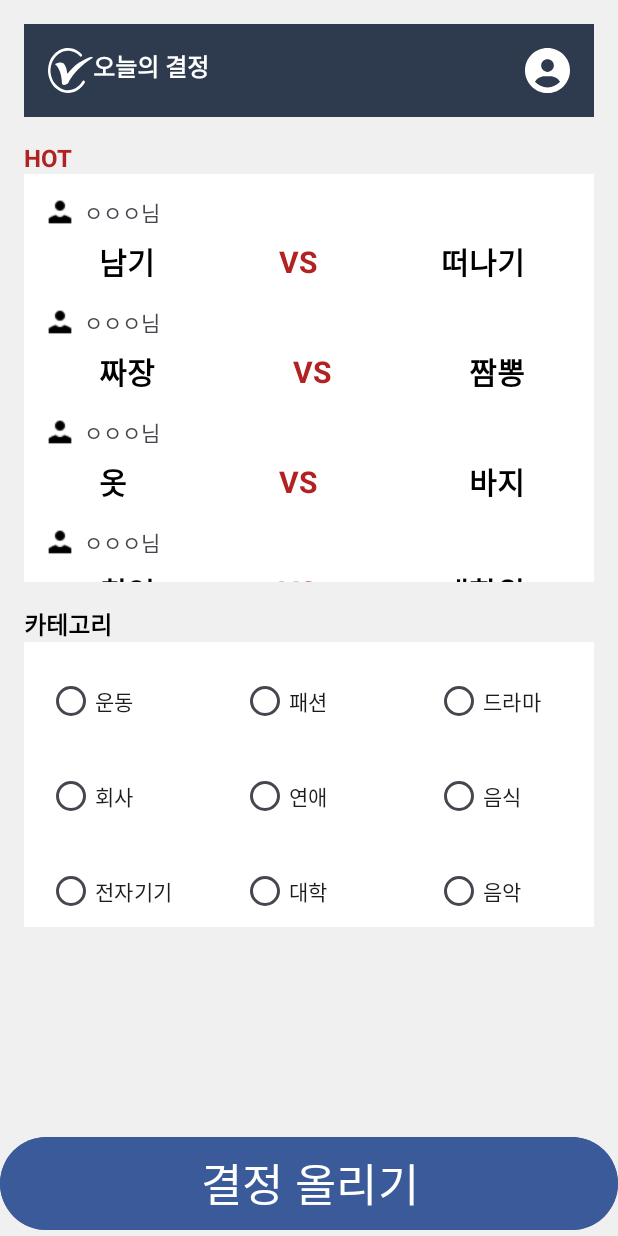
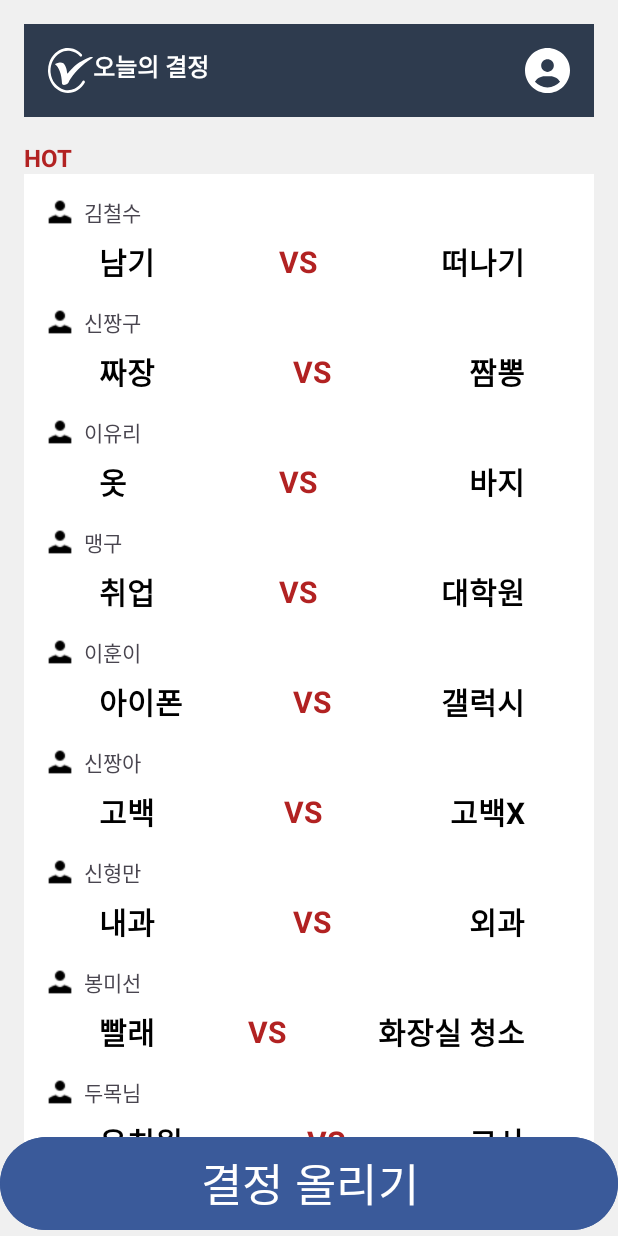
Before and after one commit to Judonguk/TodayChoice, an Android app: the screen it shows after launch (MainActivity), on a phone screen of 412 x 824 dp. Run offline under Robolectric (Android 15) with nearby library versions, the phone set to English and light mode, and no system bars.

Commit message:
메인UI변경

```diff
--- a/app/src/main/java/com/example/myapplication/UsersAdapter.kt
+++ b/app/src/main/java/com/example/myapplication/UsersAdapter.kt
@@ -62,6 +62,7 @@ class UsersAdapter(private var users: List<User>,
         //사용자 선택 텍스트 설정
 
         private fun ListUsersBinding.setChoices(user: User) {
+            txtName.text = user.name
             firstChoice.text = user.first_Choice
             secondChoice.text = user.second_Choice
         }
--- a/app/src/main/java/com/example/myapplication/viewmodel/HotViewModel.kt
+++ b/app/src/main/java/com/example/myapplication/viewmodel/HotViewModel.kt
@@ -14,12 +14,15 @@ class HotViewModel : ViewModel() {
     // User 목록 관리 (초기값 설정)
     private val _users = MutableLiveData<List<User>>().apply {
         value = listOf(
-            User("ㅇㅇㅇ님", "남기", "떠나기"),
-            User("ㅁㅁㅁ님", "짜장", "짬뽕"),
-            User("ㅂㅂㅂ님", "옷", "바지"),
-            User("ㅅㅅㅅ님", "취업", "대학원"),
-            User("ㅋㅋㅋ님", "아이폰", "갤럭시"),
-            User("ㅈㅈㅈ님", "고백", "고백X")
+            User("김철수", "남기", "떠나기"),
+            User("신짱구", "짜장", "짬뽕"),
+            User("이유리", "옷", "바지"),
+            User("맹구", "취업", "대학원"),
+            User("이훈이", "아이폰", "갤럭시"),
+            User("신짱아", "고백", "고백X"),
+            User("신형만", "내과", "외과"),
+            User("봉미선", "빨래", "화장실 청소"),
+        User("두목님", "유치원", "교사"),
         )
     }
     val users: LiveData<List<User>>
--- a/app/src/main/res/layout/fragment_mainpage.xml
+++ b/app/src/main/res/layout/fragment_mainpage.xml
@@ -66,123 +66,16 @@
         <FrameLayout
             android:id="@+id/User_list"
             android:layout_width="match_parent"
-            android:layout_height="272dp" >
+            android:layout_height="693dp">
 
             <androidx.recyclerview.widget.RecyclerView
                 android:id="@+id/rec_users"
                 android:layout_width="match_parent"
-                android:layout_height="match_parent"
+                android:layout_height="690dp"
                 android:background="#FFFFFF" />
         </FrameLayout>
 
         <!-- 카테고리 선택 -->
-        <TextView
-            android:layout_width="wrap_content"
-            android:layout_height="wrap_content"
-            android:layout_marginTop="16dp"
-            android:text="@string/category"
-            android:textColor="#000000"
-            android:textSize="16sp"
-            android:textStyle="bold" />
-
-        <RadioGroup
-            android:layout_width="match_parent"
-            android:layout_height="wrap_content"
-            android:background="#FFFFFF"
-            android:orientation="horizontal">
-
-            <TableLayout
-                android:layout_width="match_parent"
-                android:layout_height="wrap_content">
-
-                <TableRow
-                    android:layout_width="match_parent"
-                    android:layout_height="match_parent">
-
-                    <RadioButton
-                        android:layout_width="41dp"
-                        android:layout_height="wrap_content"
-                        android:layout_marginStart="15dp"
-                        android:layout_marginTop="15dp"
-                        android:layout_marginEnd="30dp"
-                        android:text="@string/category_exercise" />
-
-                    <RadioButton
-                        android:layout_width="84dp"
-                        android:layout_height="wrap_content"
-                        android:layout_marginStart="15dp"
-                        android:layout_marginTop="15dp"
-                        android:layout_marginEnd="30dp"
-                        android:text="@string/category_fashion" />
-
-                    <RadioButton
-                        android:layout_width="82dp"
-                        android:layout_height="wrap_content"
-                        android:layout_marginStart="15dp"
-                        android:layout_marginTop="15dp"
-                        android:layout_marginEnd="30dp"
-                        android:text="@string/category_drama" />
-                </TableRow>
-
-                <TableRow
-                    android:layout_width="match_parent"
-                    android:layout_height="match_parent">
-
-                    <RadioButton
-                        android:layout_width="wrap_content"
-                        android:layout_height="wrap_content"
-                        android:layout_marginStart="15dp"
-                        android:layout_marginTop="15dp"
-                        android:layout_marginEnd="30dp"
-                        android:text="@string/category_company" />
-
-                    <RadioButton
-                        android:layout_width="wrap_content"
-                        android:layout_height="wrap_content"
-                        android:layout_marginStart="15dp"
-                        android:layout_marginTop="15dp"
-                        android:layout_marginEnd="30dp"
-                        android:text="@string/category_dating" />
-
-                    <RadioButton
-                        android:layout_width="wrap_content"
-                        android:layout_height="wrap_content"
-                        android:layout_marginStart="15dp"
-                        android:layout_marginTop="15dp"
-                        android:layout_marginEnd="30dp"
-                        android:text="@string/category_food" />
-                </TableRow>
-
-                <TableRow
-                    android:layout_width="match_parent"
-                    android:layout_height="match_parent">
-
-                    <RadioButton
-                        android:layout_width="wrap_content"
-                        android:layout_height="wrap_content"
-                        android:layout_marginStart="15dp"
-                        android:layout_marginTop="15dp"
-                        android:layout_marginEnd="30dp"
-                        android:text="@string/category_device" />
-
-                    <RadioButton
-                        android:layout_width="wrap_content"
-                        android:layout_height="wrap_content"
-                        android:layout_marginStart="15dp"
-                        android:layout_marginTop="15dp"
-                        android:layout_marginEnd="30dp"
-                        android:text="@string/category_university" />
-
-                    <RadioButton
-                        android:layout_width="wrap_content"
-                        android:layout_height="wrap_content"
-                        android:layout_marginStart="15dp"
-                        android:layout_marginTop="15dp"
-                        android:layout_marginEnd="30dp"
-                        android:text="@string/category_music" />
-                </TableRow>
-            </TableLayout>
-        </RadioGroup>
 
     </LinearLayout>
 
--- a/app/src/main/res/layout/list_users.xml
+++ b/app/src/main/res/layout/list_users.xml
@@ -21,7 +21,7 @@
         android:layout_width="wrap_content"
         android:layout_height="wrap_content"
         android:layout_marginStart="6dp"
-        android:text="ㅇㅇㅇ님"
+        android:text="신짱구"
         app:layout_constraintBottom_toBottomOf="@id/imageView"
         app:layout_constraintStart_toEndOf="@id/imageView"
         app:layout_constraintTop_toTopOf="@id/imageView"
```
